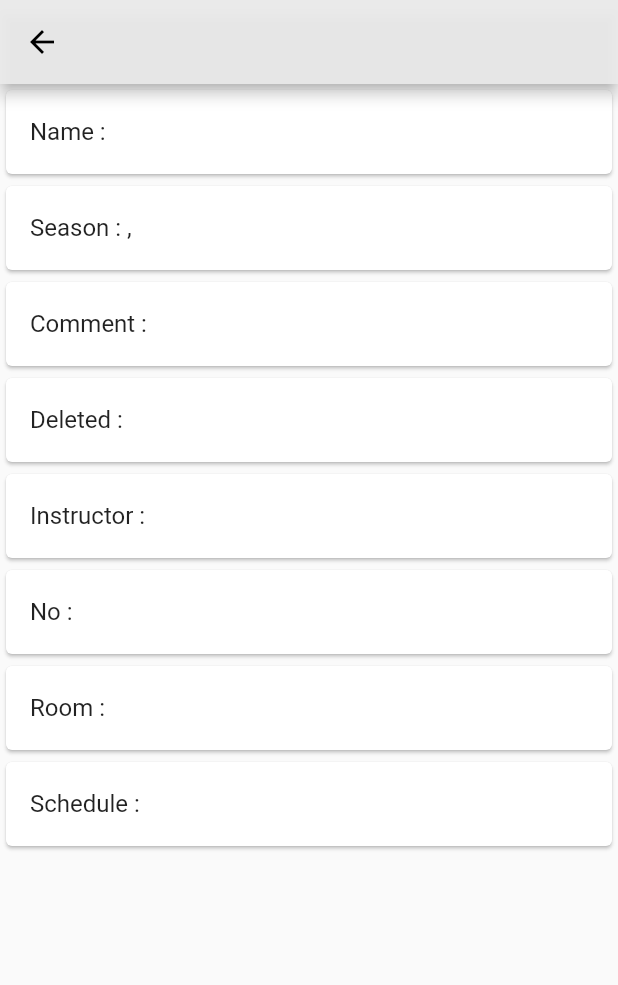
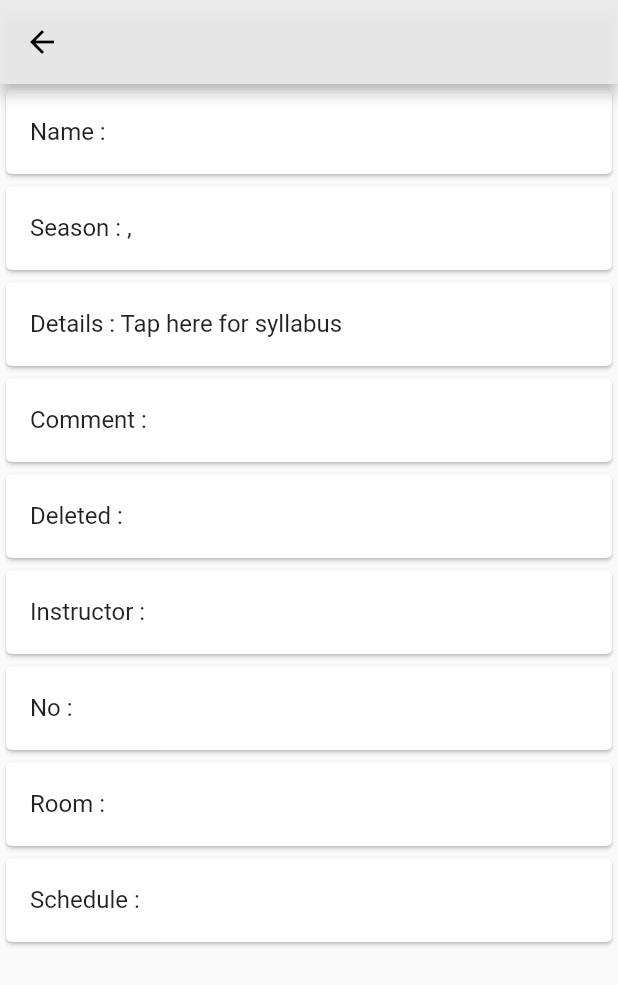
Before and after one commit to RRRGR/ICUApp, a Flutter app: the ClassInfo screen opened directly with empty values, on a phone screen of 412 x 824 dp. Shown: the top 985 px of the screen. Run offline on Flutter 3.47's test engine with Material 2 defaults, Android fonts, the phone set to English and light mode, and no system bars; drawn by our look-alikes of google_mobile_ads; our stand-ins replace cloud_firestore, firebase_auth, firebase_core, flutter_riverpod, google_sign_in, shared_preferences; missing offline and left inert: flutter_cached_pdfview, flutter_inappwebview; accounts and stored records are empty; network calls fail.

Commit message:
add syllabus link

```diff
--- a/lib/widgets/classinfo/showinfo.dart
+++ b/lib/widgets/classinfo/showinfo.dart
@@ -1,4 +1,5 @@
 import 'package:flutter/material.dart';
+import 'package:icuapp/widgets/timetable/drawer.dart';
 
 class ShowInfo extends StatelessWidget {
   final Map classInfo;
@@ -22,15 +23,26 @@ class ShowInfo extends StatelessWidget {
     for (String key in ['Rgno', 'Label1', 'Ay', 'J', 'E']) {
       newInfo.remove(key);
     }
+    newInfo['Details'] = 'Tap here for syllabus';
     return ListView.builder(
       shrinkWrap: true,
       itemCount: newInfo.length,
       itemBuilder: (context, index) {
         var key = newInfo.keys.elementAt(index);
         return Card(
-          child: ListTile(
-            title: Text('$key : ${newInfo[key]}'),
-          ),
+          child: (key == 'Details')
+              ? ListTile(
+                  title: Text('$key : ${newInfo[key]}'),
+                  onTap: () {
+                    Navigator.of(context).pop();
+                    Navigator.of(context).push(MaterialPageRoute(
+                        builder: (context) => WebPage(
+                            'https://campus.icu.ac.jp/public/ehandbook/PreviewSyllabus.aspx?regno=${classInfo['rgno']}&year=${classInfo['ay']}&term=${classInfo['rgno'][0]}')));
+                  },
+                )
+              : ListTile(
+                  title: Text('$key : ${newInfo[key]}'),
+                ),
         );
       },
     );
```
